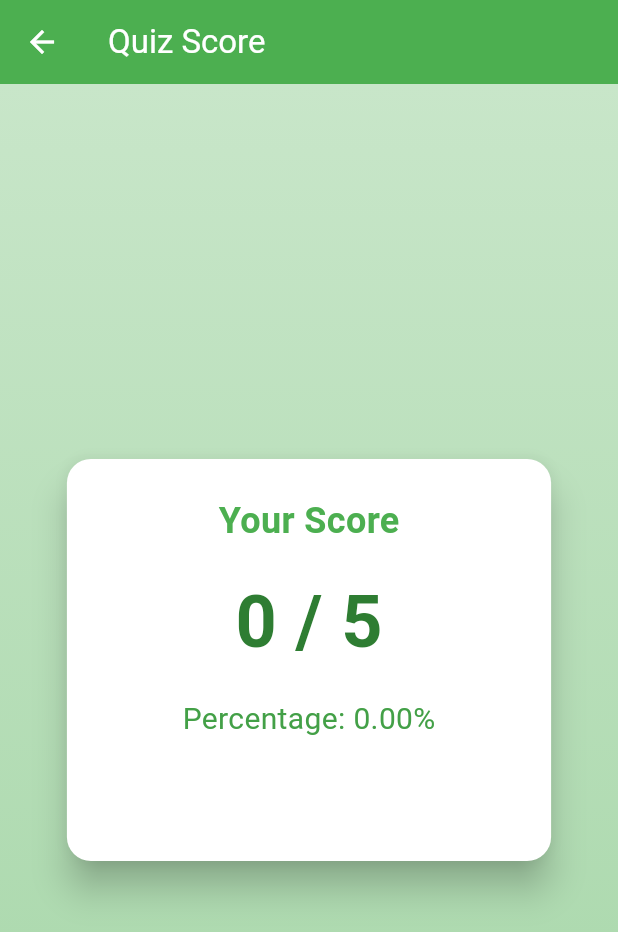
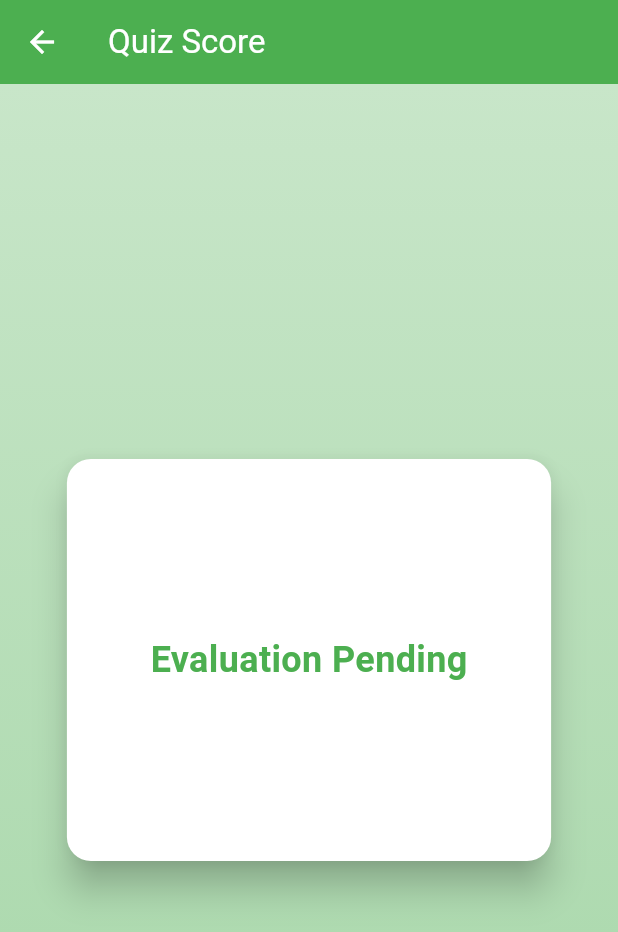
Before and after one commit to marufimtiaz/language, a Flutter app: the PronunciationScorePage screen opened directly with empty values, on a phone screen of 412 x 824 dp. Shown: the top 932 px of the screen. Run offline on Flutter 3.47's test engine with Material 3 defaults, Android fonts, the phone set to English and light mode, and no system bars; our stand-ins replace audioplayers, cloud_firestore, firebase_auth, firebase_core, firebase_storage, fluttertoast and 3 more; missing offline and left inert: audio_waveforms, translator; accounts and stored records are empty; network calls fail.

Commit message:
Bug fixes

```diff
--- a/lib/screens/combined_notice_page.dart
+++ b/lib/screens/combined_notice_page.dart
@@ -15,11 +15,10 @@ import 'quiz/add_questions.dart';
 class TabbedNotificationsPage extends StatefulWidget {
   final String classId;
 
-  const TabbedNotificationsPage({Key? key, required this.classId})
-      : super(key: key);
+  const TabbedNotificationsPage({super.key, required this.classId});
 
   @override
-  _TabbedNotificationsPageState createState() =>
+  State<TabbedNotificationsPage> createState() =>
       _TabbedNotificationsPageState();
 }
 
--- a/lib/screens/pronunciation/pronunciation_score_page.dart
+++ b/lib/screens/pronunciation/pronunciation_score_page.dart
@@ -81,7 +81,18 @@ class PronunciationScorePageState extends State<PronunciationScorePage> {
                     color: Colors.white,
                     margin: const EdgeInsets.symmetric(
                         horizontal: 24, vertical: 16),
-                    child: Padding(
+                    child: score == 0
+                        ? const Center(
+                            child: Text(
+                              'Evaluation Pending',
+                              style: TextStyle(
+                                fontSize: 24,
+                                fontWeight: FontWeight.bold,
+                                color: Colors.green,
+                              ),
+                            ),
+                          )
+                        : Padding(
                             padding: const EdgeInsets.all(24),
                             child: Column(
                               mainAxisSize: MainAxisSize.min,
--- a/lib/screens/quiz/quiz_submission_list.dart
+++ b/lib/screens/quiz/quiz_submission_list.dart
@@ -21,7 +21,6 @@ class _QuizDetailsPageState extends State<QuizDetailsPage> {
       final quizProvider = Provider.of<QuizProvider>(context, listen: false);
       quizProvider.getStudentList(
           classId: widget.classId, quizIndex: widget.quizIndex);
-      quizProvider.getScores(widget.classId, widget.quizIndex);
     });
   }
 
@@ -89,7 +88,6 @@ class _QuizDetailsPageState extends State<QuizDetailsPage> {
         onRefresh: () async {
           await quizProvider.getStudentList(
               classId: widget.classId, quizIndex: widget.quizIndex);
-          await quizProvider.getScores(widget.classId, widget.quizIndex);
           print('Total students: ${quizProvider.totalStudents}, '
               'Student list: ${quizProvider.studentList}, '
               'Scores: ${quizProvider.scores}');
@@ -126,9 +124,6 @@ class _QuizDetailsPageState extends State<QuizDetailsPage> {
         itemCount: quizProvider.studentList.length,
         itemBuilder: (context, index) {
           var student = quizProvider.studentList[index];
-          var score = quizProvider.scores.length > index
-              ? quizProvider.scores[index]
-              : null;
           return ListTile(
             leading: CircleAvatar(
               radius: 15,
@@ -141,8 +136,9 @@ class _QuizDetailsPageState extends State<QuizDetailsPage> {
             ),
             title: Text(student["name"] ?? "Unknown",
                 style: const TextStyle(fontSize: 18)),
-            trailing: score != null
-                ? Text("$score points", style: const TextStyle(fontSize: 12))
+            trailing: student["score"] != null
+                ? Text("${student["score"]} points",
+                    style: const TextStyle(fontSize: 12))
                 : null,
           );
         },
--- a/lib/screens/student_list_page.dart
+++ b/lib/screens/student_list_page.dart
@@ -4,12 +4,11 @@ import 'package:provider/provider.dart';
 import '../providers/class_provider.dart';
 import '../providers/user_provider.dart';
 import '../services/class_service.dart';
-import 'homepage.dart';
 
 class StudentListPage extends StatefulWidget {
   final String classId;
 
-  const StudentListPage({Key? key, required this.classId}) : super(key: key);
+  const StudentListPage({super.key, required this.classId});
 
   @override
   State<StudentListPage> createState() => _StudentListPageState();
@@ -42,6 +41,7 @@ class _StudentListPageState extends State<StudentListPage> {
       appBar: AppBar(
         title: const Text('Class Details'),
         actions: [
+          if (!isStudent)
             IconButton(
               icon: const Icon(Icons.edit),
               onPressed: () {
```
Also changed, not shown: lib/providers/quiz_provider.dart (+11 -6 lines), lib/services/pronunciation_service.dart (+28 -52 lines). Lines whose indentation alone changed are shown as unchanged.
